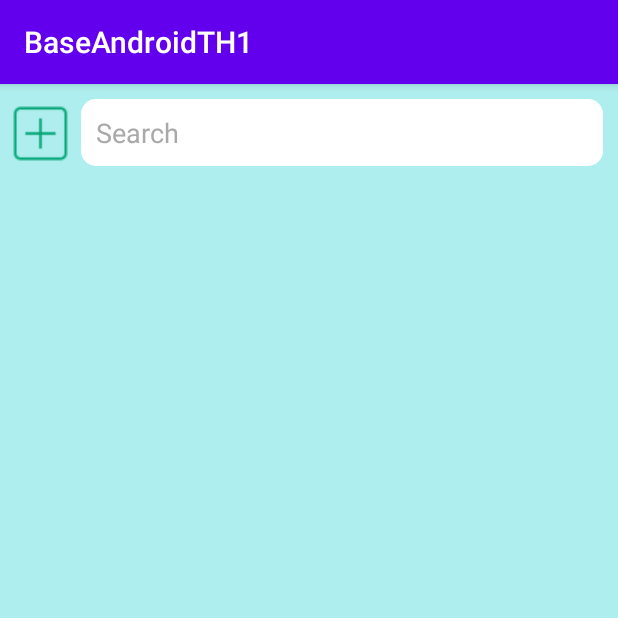
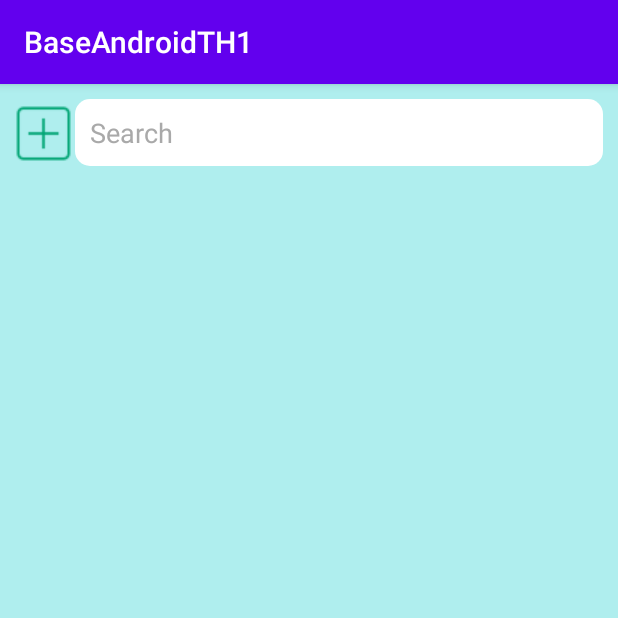
Before and after one commit to tran-duc-thanh/base_android_th_01, an Android app: the screen it shows after launch (MainActivity), on a phone screen of 412 x 824 dp, the top half of it. Run offline under Robolectric (Android 15) with nearby library versions, the phone set to English and light mode, and no system bars; our stand-ins replace CircleImageView.

Commit message:
commit code

```diff
--- a/app/src/main/res/layout/activity_main.xml
+++ b/app/src/main/res/layout/activity_main.xml
@@ -7,10 +7,18 @@
     android:background="@color/paleturquoise"
     tools:context=".MainActivity">
 
+    <LinearLayout
+        android:id="@+id/formSearch"
+        android:weightSum="1"
+        app:layout_constraintTop_toTopOf="parent"
+        android:layout_width="match_parent"
+        android:layout_height="wrap_content">
+
         <ImageButton
             android:id="@+id/btnAdd"
+            android:layout_weight="0"
             android:layout_marginTop="12dp"
-        android:layout_marginLeft="6dp"
+            android:layout_marginLeft="8dp"
             android:background="@drawable/button_custom_add"
             android:src="@drawable/icon_add"
             app:layout_constraintLeft_toLeftOf="parent"
@@ -20,7 +28,8 @@
 
         <EditText
             android:id="@+id/search"
-        android:layout_width="348dp"
+            android:layout_weight="1"
+            android:layout_width="wrap_content"
             android:layout_height="wrap_content"
             android:layout_marginRight="10dp"
             android:layout_marginTop="10dp"
@@ -30,11 +39,14 @@
             app:layout_constraintRight_toRightOf="parent"
             app:layout_constraintTop_toTopOf="parent" />
 
+    </LinearLayout>
+
+
     <androidx.constraintlayout.widget.ConstraintLayout
         android:id="@+id/form"
         android:layout_width="match_parent"
         android:layout_height="wrap_content"
-        app:layout_constraintTop_toBottomOf="@+id/search"
+        app:layout_constraintTop_toBottomOf="@+id/formSearch"
         app:layout_constraintLeft_toLeftOf="parent"
         app:layout_constraintRight_toRightOf="parent">
 
```
Lines whose indentation alone changed are shown as unchanged.
